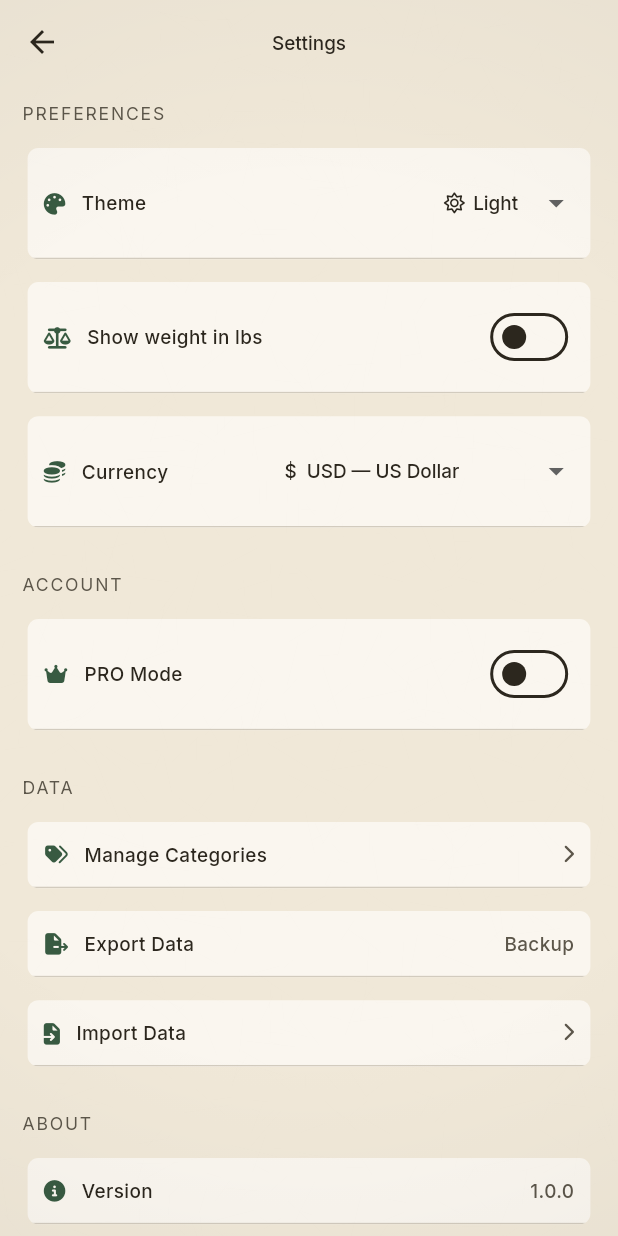
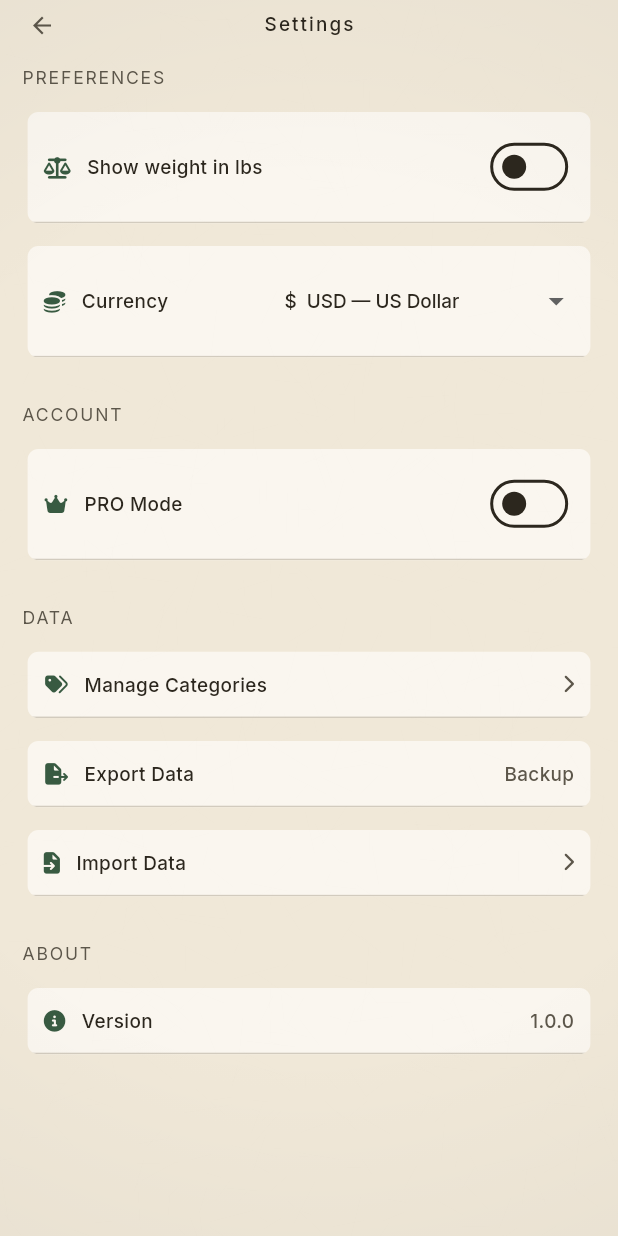
Before and after one commit to Mikey-Dowsett/gearrack, a Flutter app: the SettingsPage screen opened directly, on a phone screen of 412 x 824 dp. Run offline on Flutter 3.47's test engine with Material 3 defaults, Android fonts, the phone set to English and light mode, and no system bars; our stand-ins replace file_picker, flutter_screenutil, font_awesome_flutter, google_fonts, sqflite, sqflite_common_ffi; accounts and stored records are empty.

Commit message:
Font changes

```diff
--- a/lib/main.dart
+++ b/lib/main.dart
@@ -6,7 +6,6 @@ import 'package:gearrack/pages/inventory_page.dart';
 import 'package:gearrack/widgets/paper_texture.dart';
 import 'package:gearrack/theme/app_theme.dart';
 import 'package:gearrack/database/database_helper.dart';
-import 'package:gearrack/database/app_settings_dao.dart';
 import 'package:flutter_screenutil/flutter_screenutil.dart';
 import 'package:sqflite_common_ffi/sqflite_ffi.dart';
 
@@ -42,45 +41,19 @@ class GearRackApp extends StatefulWidget {
 }
 
 class _GearRackAppState extends State<GearRackApp> {
-  ThemeMode _themeMode = ThemeMode.light;
-
   @override
   void initState() {
     super.initState();
-    _loadTheme();
   }
 
-  Future<void> _loadTheme() async {
-    try {
-      final dao = await AppSettingsDao.create();
-      final settings = await dao.get();
-      _applyTheme(settings.theme);
-    } catch (_) {
-      // Keep default
-    }
-  }
-
-  void _applyTheme(String theme) {
-    setState(() {
-      _themeMode = switch (theme) {
-        'dark' => ThemeMode.dark,
-        'system' => ThemeMode.system,
-        _ => ThemeMode.light,
-      };
-    });
-  }
-
-  void _onThemeChanged() {
-    _loadTheme();
-  }
+  void _onThemeChanged() {}
 
   @override
   Widget build(BuildContext context) {
     return MaterialApp(
       title: 'GearRack',
       theme: AppTheme.lightTheme,
-      darkTheme: AppTheme.darkTheme,
-      themeMode: _themeMode,
+      themeMode: ThemeMode.light,
       home: MainNavigationScreen(onThemeChanged: _onThemeChanged),
       builder: (context, child) {
         return Stack(
--- a/lib/pages/settings_page.dart
+++ b/lib/pages/settings_page.dart
@@ -87,7 +87,6 @@ class _SettingsPageState extends State<SettingsPage> {
               children: [
                 _sectionHeader(colors, 'PREFERENCES'),
                 SizedBox(height: 8.sp),
-                _buildThemeSelector(colors),
                 _buildWeightUnitSelector(colors),
                 _buildCurrencySelector(colors),
                 SizedBox(height: 24.sp),
@@ -118,47 +117,6 @@ class _SettingsPageState extends State<SettingsPage> {
           color: colors.textSecondary,
           letterSpacing: 1.2,
         ),
-      ),
-    );
-  }
-
-  Widget _buildThemeSelector(AppColorPalette colors) {
-    final themeOptions = ['light', 'dark', 'system'];
-    final labels = ['Light', 'Dark', 'System'];
-    final icons = [
-      FontAwesomeIcons.sun,
-      FontAwesomeIcons.moon,
-      FontAwesomeIcons.display,
-    ];
-    final currentIndex = themeOptions.indexOf(_settings.theme).clamp(0, 2);
-
-    return _settingCard(
-      colors,
-      icon: FontAwesomeIcons.palette,
-      label: 'Theme',
-      trailing: DropdownButton<int>(
-        value: currentIndex,
-        underline: const SizedBox(),
-        dropdownColor: colors.surfaceRaised,
-        style: AppTextStyles.bodyMedium.copyWith(color: colors.onSurface),
-        items: List.generate(themeOptions.length, (i) {
-          return DropdownMenuItem(
-            value: i,
-            child: Row(
-              mainAxisSize: MainAxisSize.min,
-              children: [
-                FaIcon(icons[i], size: 14.sp, color: colors.onSurface),
-                SizedBox(width: 6.sp),
-                Text(labels[i]),
-              ],
-            ),
-          );
-        }),
-        onChanged: (value) {
-          if (value != null) {
-            _updateSettings(_settings.copyWith(theme: themeOptions[value]));
-          }
-        },
       ),
     );
   }
--- a/lib/theme/app_text_styles.dart
+++ b/lib/theme/app_text_styles.dart
@@ -4,20 +4,20 @@ import 'app_colors.dart';
 import 'package:flutter_screenutil/flutter_screenutil.dart';
 
 class AppTextStyles {
-  // Fraunces — old-style serif for headings (field-guide personality, per DESIGN_PHILOSOPHY §3.1)
-  static TextStyle get titleLarge => GoogleFonts.fraunces(
+  // Winky Rough — hand-drawn display for headings (replaces Fraunces)
+  static TextStyle get titleLarge => GoogleFonts.winkyRough(
     fontSize: 18.sp,
     fontWeight: FontWeight.w700,
     color: AppColors.black,
   );
 
-  static TextStyle get titleMedium => GoogleFonts.fraunces(
+  static TextStyle get titleMedium => GoogleFonts.winkyRough(
     fontSize: 16.sp,
     fontWeight: FontWeight.w700,
     color: AppColors.black,
   );
 
-  static TextStyle get titleSmall => GoogleFonts.fraunces(
+  static TextStyle get titleSmall => GoogleFonts.winkyRough(
     fontSize: 14.sp,
     fontWeight: FontWeight.w700,
     color: AppColors.black,
```
Also changed, not shown: lib/pages/inventory_page.dart (+17 -13 lines), lib/theme/app_theme.dart (+12 -1 lines).
